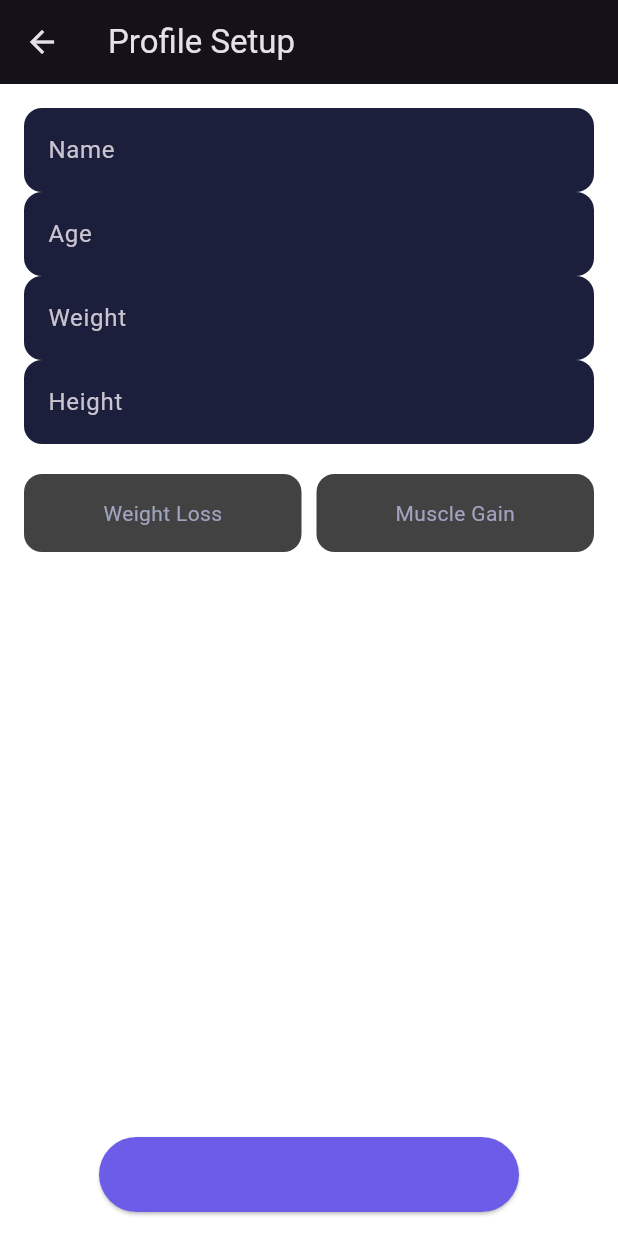
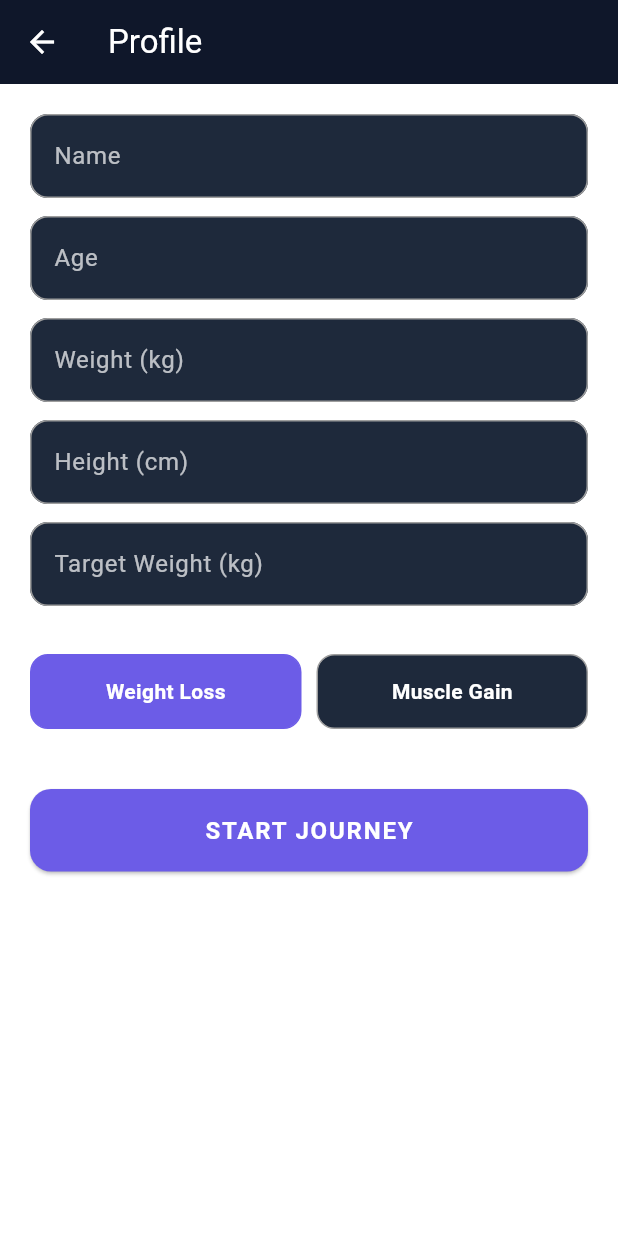
Before and after one commit to mdharis090/3DSmartTrainerMod, a Flutter app: the ProfileSetupScreen screen opened directly, on a phone screen of 412 x 824 dp. Run offline on Flutter 3.47's test engine with Material 3 defaults, Android fonts, the phone set to English and light mode, and no system bars; our stand-ins replace connectivity_plus, dio, flutter_riverpod, flutter_secure_storage, get_it, go_router and 2 more; accounts and stored records are empty; Roboto replaces fonts that are missing (Poppins).

Commit message:
profil ui Screen completly

```diff
--- a/lib/core/router/app_router.dart
+++ b/lib/core/router/app_router.dart
@@ -1,5 +1,6 @@
 import 'package:flutter/material.dart';
 import 'package:go_router/go_router.dart';
+import 'package:transformationtracker/features/dashborad/view/dashborad_screen.dart';
 import 'package:transformationtracker/features/onboarding/view/ongoing_screen.dart';
 import 'package:transformationtracker/features/splash/view/splash_screen.dart';
 
@@ -29,6 +30,10 @@ class AppRouter {
       GoRoute(path: '/ongoing',
       name: 'ongoing',
       builder: (context, state) => const OngoingScreen()
+      ),
+      GoRoute(path: '/dashborad',
+      name: 'Dashborad',
+      builder: (context, state) => const DashboardScreen(),
       )
 
     ],
--- a/lib/features/profile_setup/view/profile_screen.dart
+++ b/lib/features/profile_setup/view/profile_screen.dart
@@ -1,58 +1,192 @@
+
+
 import 'package:flutter/material.dart';
+import 'package:flutter_riverpod/flutter_riverpod.dart';
+import 'package:go_router/go_router.dart';
+import 'package:transformationtracker/core/constants/app_color.dart';
 import 'package:transformationtracker/features/dashborad/view/dashborad_screen.dart';
+import 'package:transformationtracker/features/profile_setup/controller/on_profile_provider.dart';
+import 'package:transformationtracker/features/profile_setup/model/user_profile.dart';
 
-class ProfileSetupScreen extends StatelessWidget {
+class ProfileSetupScreen extends ConsumerStatefulWidget {
   const ProfileSetupScreen({super.key});
+
+  @override
+  ConsumerState<ProfileSetupScreen> createState() =>
+      _ProfileSetupScreenState();
+}
+
+class _ProfileSetupScreenState extends ConsumerState<ProfileSetupScreen> {
+  final formKey = GlobalKey<FormState>();
+
+  final name = TextEditingController();
+  final age = TextEditingController();
+  final weight = TextEditingController();
+  final height = TextEditingController();
+  final target = TextEditingController();
+
+  String goal = "Weight Loss";
 
   @override
   Widget build(BuildContext context) {
     return Scaffold(
-      appBar: AppBar(title: const Text("Profile Setup")),
-      body: Padding(
-        padding: const EdgeInsets.all(16),
+     // backgroundColor: const Color(0xFF0F172A), // dark background
+     backgroundColor: AppColors.background,
+      appBar: AppBar(
+        title: const Text("Profile "),
+        backgroundColor: const Color(0xFF0F172A),
+        foregroundColor: Colors.white,
+        elevation: 0,
+      ),
+    body: SafeArea(
+  child: SingleChildScrollView(
+    padding: const EdgeInsets.all(20),
+    child: Form(
+      key: formKey,
       child: Column(
+        crossAxisAlignment: CrossAxisAlignment.start,
         children: [
-
-            TextField(decoration: InputDecoration(labelText: "Name")),
-            TextField(decoration: InputDecoration(labelText: "Age")),
-            TextField(decoration: InputDecoration(labelText: "Weight")),
-            TextField(decoration: InputDecoration(labelText: "Height")),
+          field(name, "Name"),
+          field(age, "Age", isNumber: true),
+          field(weight, "Weight (kg)", isNumber: true),
+          field(height, "Height (cm)", isNumber: true),
+          field(target, "Target Weight (kg)", isNumber: true),
 
           const SizedBox(height: 20),
 
           Row(
             children: [
-                Expanded(child: _goalCard("Weight Loss")),
+              goalWidget("Weight Loss"),
               const SizedBox(width: 10),
-                Expanded(child: _goalCard("Muscle Gain")),
+              goalWidget("Muscle Gain"),
             ],
           ),
 
-            const Spacer(),
+          const SizedBox(height: 40),
 
-            ElevatedButton(
-              onPressed: () {
-                Navigator.pushReplacement(
-                  context,
-                  MaterialPageRoute(builder: (_) => const DashboardScreen()),
+          SizedBox(
+            width: double.infinity,
+            height: 55,
+            child: ElevatedButton(
+              style: ElevatedButton.styleFrom(
+                backgroundColor: const Color(0xFF6C5CE7),
+                shape: RoundedRectangleBorder(
+                  borderRadius: BorderRadius.circular(14),
+                ),
+              ),
+              onPressed: save,
+              child: const Text(
+                "START JOURNEY",
+                style: TextStyle(
+                  fontSize: 16,
+                  fontWeight: FontWeight.bold,
+                  color: Colors.white,
+                  letterSpacing: 1.2,
+                ),
+              ),
+            ),
+          ),
+
+          const SizedBox(height: 20),
+        ],
+      ),
+    ),
+  ),
+)
     );
-              },
-              child: const Text("Start Journey"),
+  }
+
+  //  CLEAN TEXTFIELD UI
+  Widget field(TextEditingController c, String label,
+      {bool isNumber = false}) {
+    return Padding(
+      padding: const EdgeInsets.only(bottom: 12),
+      child: TextFormField(
+        controller: c,
+        keyboardType:
+            isNumber ? TextInputType.number : TextInputType.text,
+
+        style: const TextStyle(color: Colors.white),
+
+        decoration: InputDecoration(
+          labelText: label,
+          labelStyle: const TextStyle(color: Colors.white70),
+
+         filled: true,
+          fillColor: const Color(0xFF1E293B),
+
+          enabledBorder: OutlineInputBorder(
+            borderRadius: BorderRadius.circular(12),
+            borderSide: const BorderSide(color: Colors.grey),
           ),
-          ],
+
+          focusedBorder: OutlineInputBorder(
+            borderRadius: BorderRadius.circular(12),
+            borderSide:
+                const BorderSide(color: Color(0xFF6C5CE7), width: 2),
+          ),
+        ),
+
+        validator: (v) => v == null || v.isEmpty ? "Required" : null,
+      ),
+    );
+  }
+
+  //  GOAL CARD
+  Widget goalWidget(String text) {
+    final selected = goal == text;
+
+    return Expanded(
+      child: GestureDetector(
+        onTap: () => setState(() => goal = text),
+        child: AnimatedContainer(
+          duration: const Duration(milliseconds: 200),
+          padding: const EdgeInsets.all(14),
+          decoration: BoxDecoration(
+            color: selected
+                ? const Color(0xFF6C5CE7)
+                : const Color(0xFF1E293B),
+            borderRadius: BorderRadius.circular(12),
+            border: Border.all(
+              color: selected
+                  ? const Color(0xFF6C5CE7)
+                  : Colors.grey,
+            ),
+          ),
+          child: Center(
+            child: Text(
+              text,
+              style: const TextStyle(
+                color: Colors.white,
+                fontWeight: FontWeight.w600,
+              ),
+            ),
+          ),
         ),
       ),
     );
   }
 
-  Widget _goalCard(String title) {
-    return Container(
-      padding: const EdgeInsets.all(16),
-      decoration: BoxDecoration(
-        borderRadius: BorderRadius.circular(12),
-        color: Colors.grey.shade800,
-      ),
-      child: Center(child: Text(title)),
+  //  SAVE USING RIVERPOD
+  void save() {
+    if (formKey.currentState!.validate()) {
+      final profile = UserProfile(
+        name: name.text,
+        age: int.parse(age.text),
+        weight: double.parse(weight.text),
+        height: double.parse(height.text),
+        targetWeight: double.parse(target.text),
+        goal: goal,
       );
+
+      ref.read(userProfileProvider.notifier).saveProfile(profile);
+       context.pushNamed('Dashborad');
+      // Navigator.pushReplacement(
+      //   context,
+      //   MaterialPageRoute(
+      //     builder: (_) => const DashboardScreen(),
+      //   ),
+      //);
     }
   }
+}
```
Lines whose indentation alone changed are shown as unchanged.
